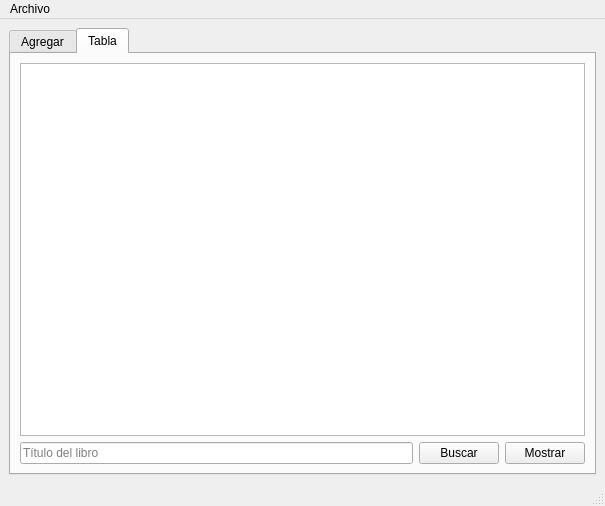
Before: the Qt Designer form mainwindow.ui in leonardogonzale/Interfaz-particulas, drawn with Qt 5.
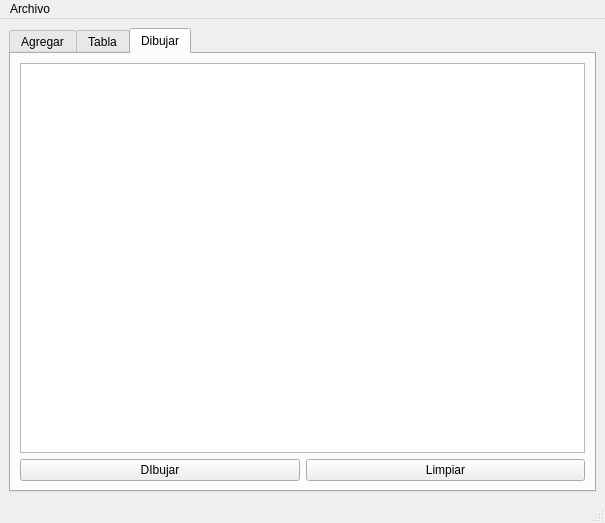
After: the same form once the commit is applied.

Commit message: Actualizacion de repositorio, actividad 13, dibujar particulas

Diff of the .ui file:
```diff
--- a/mainwindow.ui
+++ b/mainwindow.ui
@@ -7,7 +7,7 @@
     <x>0</x>
     <y>0</y>
     <width>605</width>
-    <height>471</height>
+    <height>523</height>
    </rect>
   </property>
   <property name="windowTitle">
@@ -18,7 +18,7 @@
     <item row="0" column="0">
      <widget class="QTabWidget" name="tabWidget">
       <property name="currentIndex">
-       <number>1</number>
+       <number>2</number>
       </property>
       <widget class="QWidget" name="tab_5">
        <attribute name="title">
@@ -220,6 +220,30 @@
         </item>
        </layout>
       </widget>
+      <widget class="QWidget" name="tab">
+       <attribute name="title">
+        <string>Dibujar</string>
+       </attribute>
+       <layout class="QGridLayout" name="gridLayout_5">
+        <item row="0" column="0" colspan="2">
+         <widget class="QGraphicsView" name="graphicsView"/>
+        </item>
+        <item row="1" column="0">
+         <widget class="QPushButton" name="dibujar">
+          <property name="text">
+           <string>DIbujar</string>
+          </property>
+         </widget>
+        </item>
+        <item row="1" column="1">
+         <widget class="QPushButton" name="limpiar">
+          <property name="text">
+           <string>Limpiar</string>
+          </property>
+         </widget>
+        </item>
+       </layout>
+      </widget>
      </widget>
     </item>
    </layout>
```
The commit also changes 4 other files.
